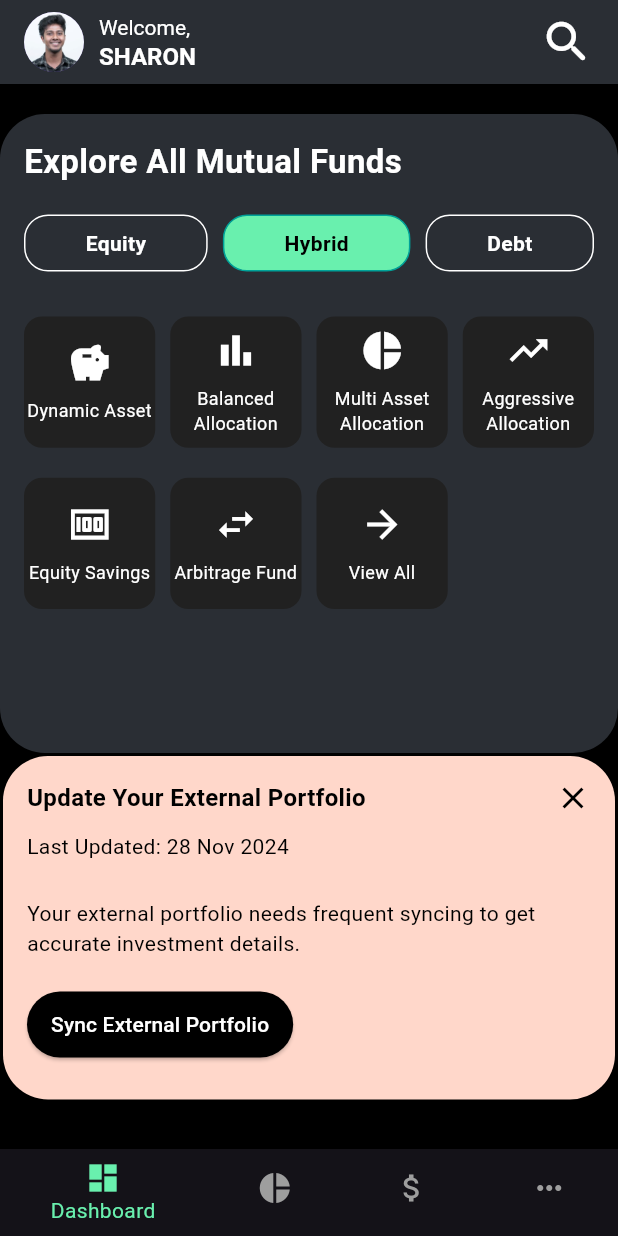
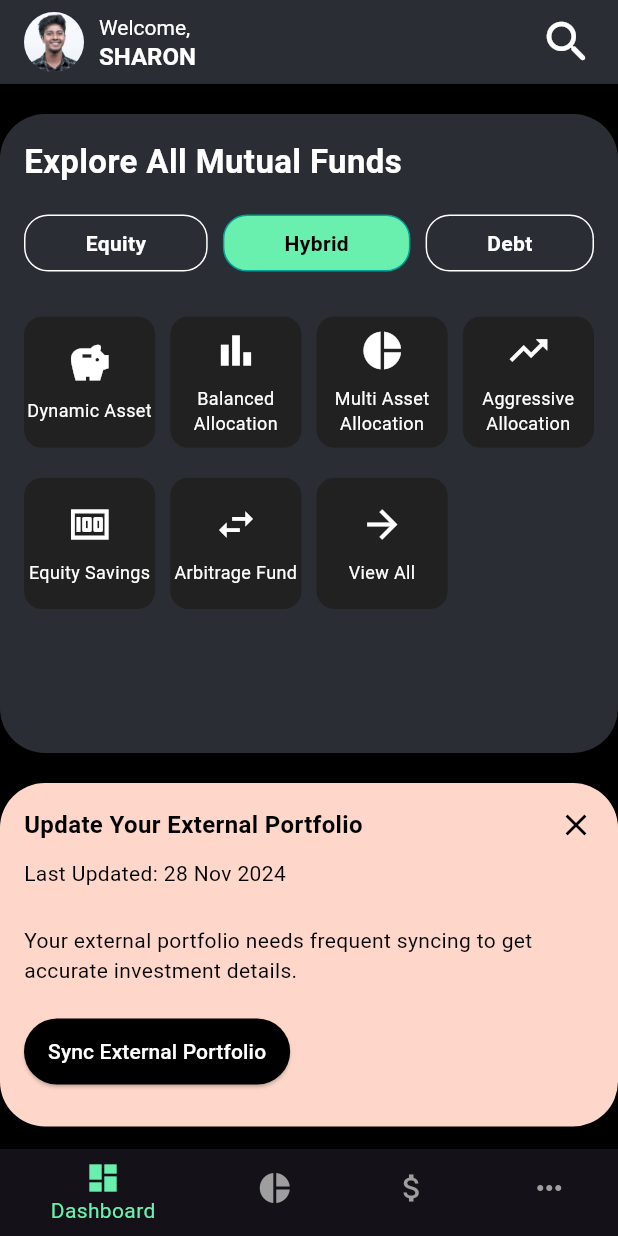
Before and after one commit to Paul-sharon/Funds-Genie, a Flutter app: the Dashboard screen opened directly, on a phone screen of 412 x 824 dp. Run offline on Flutter 3.47's test engine with Material 3 defaults, Android fonts, the phone set to English and light mode, and no system bars.

Commit message:
Dashboard intermidiate stage

```diff
--- a/lib/screens/dashboard.dart
+++ b/lib/screens/dashboard.dart
@@ -110,7 +110,7 @@ class _DashboardState extends State<Dashboard> {
               ),
             ),
             Padding(
-              padding: const EdgeInsets.all(2.0),
+              padding: const EdgeInsets.only(top: 20.0),
               child: _buildPortfolioSyncCard(),
             ),
           ],
```
